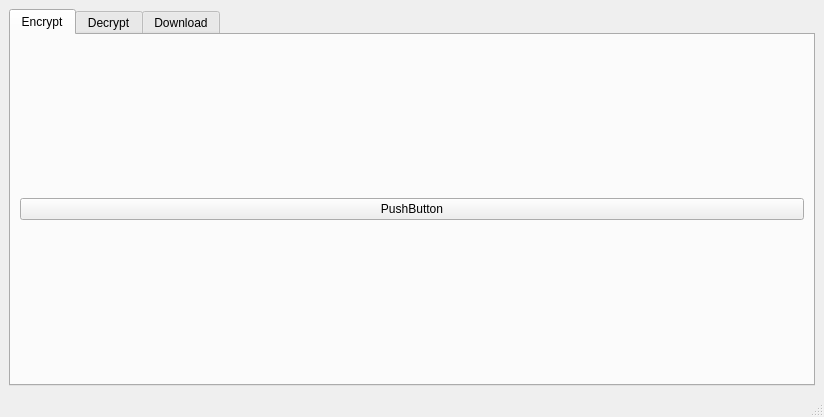
Qt form CipherDrive GUI.ui (Goblin-0-0-7/CipherDrive) before a commit.
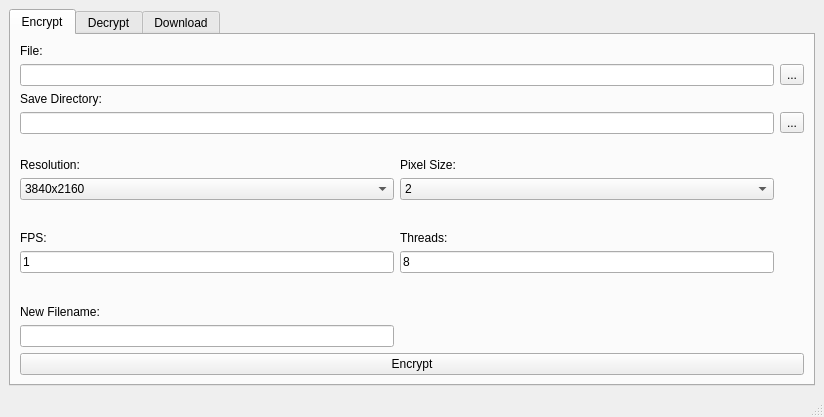
The same form after that commit. The open tabs and pages were chosen to show the change.

```diff
--- a/CipherDrive GUI.ui
+++ b/CipherDrive GUI.ui
@@ -31,10 +31,241 @@
         <string>Encrypt</string>
        </attribute>
        <layout class="QGridLayout" name="gridLayout_4">
+        <item row="21" column="1">
+         <widget class="QLabel" name="label_enc_progress_info">
+          <property name="text">
+           <string/>
+          </property>
+          <property name="alignment">
+           <set>Qt::AlignCenter</set>
+          </property>
+         </widget>
+        </item>
+        <item row="5" column="0" colspan="2">
+         <widget class="QLineEdit" name="lineEdit_enc_save_dir"/>
+        </item>
+        <item row="7" column="1" rowspan="3">
+         <spacer name="verticalSpacer_6">
+          <property name="orientation">
+           <enum>Qt::Vertical</enum>
+          </property>
+          <property name="sizeType">
+           <enum>QSizePolicy::Preferred</enum>
+          </property>
+          <property name="sizeHint" stdset="0">
+           <size>
+            <width>20</width>
+            <height>40</height>
+           </size>
+          </property>
+         </spacer>
+        </item>
+        <item row="12" column="0">
+         <widget class="QComboBox" name="comboBox_enc_resolution">
+          <item>
+           <property name="text">
+            <string>3840x2160</string>
+           </property>
+          </item>
+          <item>
+           <property name="text">
+            <string>2560x1440</string>
+           </property>
+          </item>
+          <item>
+           <property name="text">
+            <string>1920x1080</string>
+           </property>
+          </item>
+          <item>
+           <property name="text">
+            <string>1280x720</string>
+           </property>
+          </item>
+          <item>
+           <property name="text">
+            <string>854x480</string>
+           </property>
+          </item>
+          <item>
+           <property name="text">
+            <string>640x360</string>
+           </property>
+          </item>
+          <item>
+           <property name="text">
+            <string>426x240</string>
+           </property>
+          </item>
+         </widget>
+        </item>
+        <item row="11" column="1">
+         <widget class="QLabel" name="label_enc_pixsize">
+          <property name="text">
+           <string>Pixel Size:</string>
+          </property>
+         </widget>
+        </item>
+        <item row="18" column="1">
+         <widget class="QLineEdit" name="lineEdit_enc_threads">
+          <property name="text">
+           <string>8</string>
+          </property>
+         </widget>
+        </item>
+        <item row="17" column="1">
+         <widget class="QLabel" name="label_enc_threads">
+          <property name="text">
+           <string>Threads:</string>
+          </property>
+         </widget>
+        </item>
+        <item row="22" column="0" colspan="3">
+         <widget class="QPushButton" name="pushButton_enc_encrypt">
+          <property name="text">
+           <string>Encrypt</string>
+          </property>
+         </widget>
+        </item>
+        <item row="11" column="0">
+         <widget class="QLabel" name="label_enc_resolution">
+          <property name="text">
+           <string>Resolution:</string>
+          </property>
+         </widget>
+        </item>
+        <item row="17" column="0">
+         <widget class="QLabel" name="label_enc_fps">
+          <property name="text">
+           <string>FPS:</string>
+          </property>
+         </widget>
+        </item>
+        <item row="7" column="0" rowspan="3">
+         <spacer name="verticalSpacer_5">
+          <property name="orientation">
+           <enum>Qt::Vertical</enum>
+          </property>
+          <property name="sizeType">
+           <enum>QSizePolicy::Preferred</enum>
+          </property>
+          <property name="sizeHint" stdset="0">
+           <size>
+            <width>20</width>
+            <height>40</height>
+           </size>
+          </property>
+         </spacer>
+        </item>
+        <item row="20" column="0">
+         <widget class="QLabel" name="label_enc_filename">
+          <property name="text">
+           <string>New Filename:</string>
+          </property>
+         </widget>
+        </item>
+        <item row="5" column="2">
+         <widget class="QToolButton" name="toolButton_enc_choose_save_dir">
+          <property name="text">
+           <string>...</string>
+          </property>
+         </widget>
+        </item>
+        <item row="12" column="1">
+         <widget class="QComboBox" name="comboBox_enc_pixsize">
+          <item>
+           <property name="text">
+            <string>2</string>
+           </property>
+          </item>
+          <item>
+           <property name="text">
+            <string>4</string>
+           </property>
+          </item>
+          <item>
+           <property name="text">
+            <string>8</string>
+           </property>
+          </item>
+         </widget>
+        </item>
+        <item row="21" column="0">
+         <widget class="QLineEdit" name="lineEdit_enc_filename"/>
+        </item>
+        <item row="16" column="1">
+         <spacer name="verticalSpacer_8">
+          <property name="orientation">
+           <enum>Qt::Vertical</enum>
+          </property>
+          <property name="sizeType">
+           <enum>QSizePolicy::Preferred</enum>
+          </property>
+          <property name="sizeHint" stdset="0">
+           <size>
+            <width>20</width>
+            <height>40</height>
+           </size>
+          </property>
+         </spacer>
+        </item>
+        <item row="18" column="0">
+         <widget class="QLineEdit" name="lineEdit_enc_fps">
+          <property name="text">
+           <string>1</string>
+          </property>
+         </widget>
+        </item>
+        <item row="16" column="0">
+         <spacer name="verticalSpacer_7">
+          <property name="orientation">
+           <enum>Qt::Vertical</enum>
+          </property>
+          <property name="sizeType">
+           <enum>QSizePolicy::Preferred</enum>
+          </property>
+          <property name="sizeHint" stdset="0">
+           <size>
+            <width>20</width>
+            <height>40</height>
+           </size>
+          </property>
+         </spacer>
+        </item>
+        <item row="4" column="0">
+         <widget class="QLabel" name="label_enc_save_dir">
+          <property name="text">
+           <string>Save Directory:</string>
+          </property>
+         </widget>
+        </item>
+        <item row="19" column="0">
+         <spacer name="verticalSpacer_9">
+          <property name="orientation">
+           <enum>Qt::Vertical</enum>
+          </property>
+          <property name="sizeHint" stdset="0">
+           <size>
+            <width>20</width>
+            <height>40</height>
+           </size>
+          </property>
+         </spacer>
+        </item>
         <item row="0" column="0">
-         <widget class="QPushButton" name="pushButton_2">
+         <widget class="QLabel" name="label_enc_choose_file_dir">
           <property name="text">
-           <string>PushButton</string>
+           <string>File:</string>
+          </property>
+         </widget>
+        </item>
+        <item row="3" column="0" colspan="2">
+         <widget class="QLineEdit" name="lineEdit_enc_file_dir"/>
+        </item>
+        <item row="3" column="2">
+         <widget class="QToolButton" name="toolButton_enc_choose_file_dir">
+          <property name="text">
+           <string>...</string>
           </property>
          </widget>
         </item>
```
Left out of the diff: 8 changed lines with no effect on the pictures.
